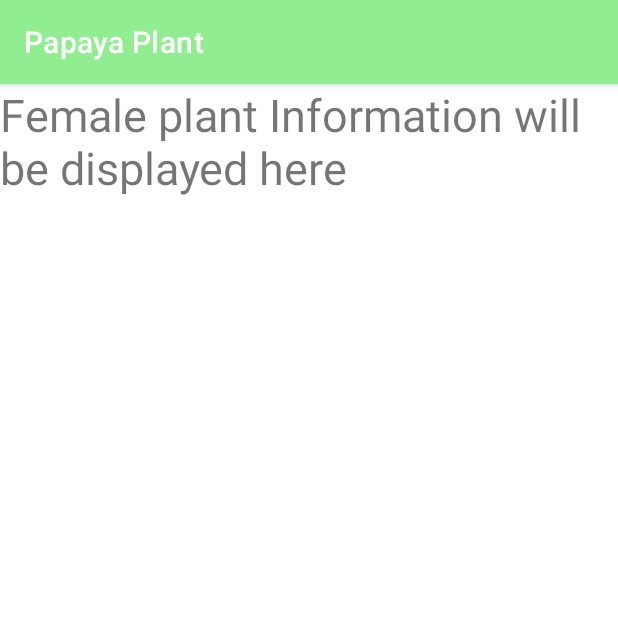
After one commit to Deus2021/snake-detection, an Android app: the FemaleInfo screen opened directly, with no data from a screen before it, on a phone screen of 412 x 824 dp, the top half of it. The commit adds this screen. Run offline under Robolectric (Android 15) with nearby library versions, the phone set to English and light mode, and no system bars.

Commit message:
hello fbi

```diff
--- /dev/null
+++ b/app/src/main/java/com/udom/myapplication/FemaleInfo.java
@@ -0,0 +1,14 @@
+package com.udom.myapplication;
+
+import androidx.appcompat.app.AppCompatActivity;
+
+import android.os.Bundle;
+
+public class FemaleInfo extends AppCompatActivity {
+
+    @Override
+    protected void onCreate(Bundle savedInstanceState) {
+        super.onCreate(savedInstanceState);
+        setContentView(R.layout.activity_female_info);
+    }
+}
--- /dev/null
+++ b/app/src/main/res/layout/activity_female_info.xml
@@ -0,0 +1,17 @@
+<?xml version="1.0" encoding="utf-8"?>
+<RelativeLayout xmlns:android="http://schemas.android.com/apk/res/android"
+    xmlns:app="http://schemas.android.com/apk/res-auto"
+    xmlns:tools="http://schemas.android.com/tools"
+    android:layout_width="match_parent"
+    android:layout_height="match_parent"
+    tools:context=".FemaleInfo">
+
+    <TextView
+        android:layout_width="wrap_content"
+        android:layout_height="match_parent"
+        android:text="Female plant Information will be displayed here"
+        android:layout_centerHorizontal="true"
+        android:layout_centerVertical="true"
+        android:textSize="30dp"/>
+
+</RelativeLayout>
--- a/app/src/main/res/layout/activity_view_result.xml
+++ b/app/src/main/res/layout/activity_view_result.xml
@@ -89,7 +89,7 @@ well as. Before the coming of mobile operators in late of 1994 the company was m
                 android:text="Male Plant"
                 android:layout_below="@id/information"
                 android:background="@drawable/button_normal"
-                android:id="@+id/maleBtn"
+                android:id="@+id/maleBtninfo"
                 android:layout_marginTop="20dp"
                 android:layout_centerHorizontal="true"
                 />
@@ -97,9 +97,9 @@ well as. Before the coming of mobile operators in late of 1994 the company was m
                 android:layout_width="320dp"
                 android:layout_height="50dp"
                 android:text="Female Plant"
-                android:layout_below="@id/maleBtn"
+                android:layout_below="@id/maleBtninfo"
                 android:background="@drawable/button_normal"
-                android:id="@+id/femaleBtn"
+                android:id="@+id/femaleBtninfo"
                 android:layout_marginTop="20dp"
                 android:layout_centerHorizontal="true"
                 />
```
Also changed, not shown: app/src/main/AndroidManifest.xml (+15 -5 lines), app/src/main/java/com/udom/myapplication/GeneralPlentInfo.java (added, +14 -0 lines), app/src/main/java/com/udom/myapplication/GetPlantInformation.java (+25 -0 lines), app/src/main/java/com/udom/myapplication/MaleInfo.java (added, +14 -0 lines), app/src/main/java/com/udom/myapplication/SetImage.java (+32 -23 lines), app/src/main/java/com/udom/myapplication/ViewResult.java (+21 -1 lines), app/src/main/res/layout/activity_general_plent_info.xml (added, +17 -0 lines), app/src/main/res/layout/activity_male_info.xml (added, +16 -0 lines).
